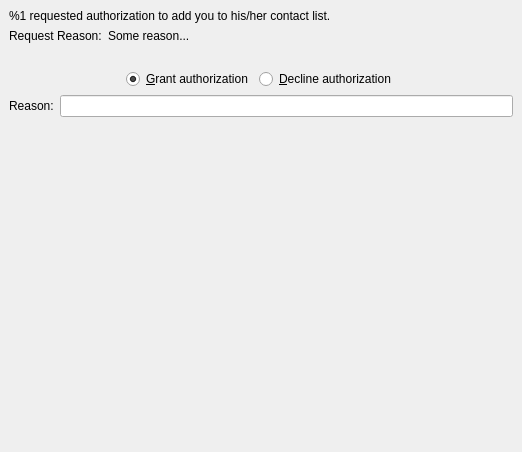
First picture: the form in protocols/oscar/icq/ui/icqauthreplyui.ui, repository KDE/kopete, before the edit.
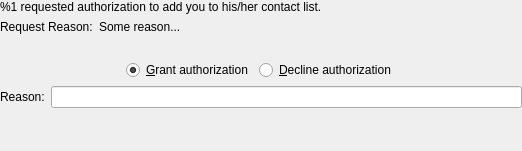
Second picture: the form after the edit.

Commit message: Fix bug 129852: AuthRequest dialog for ICQ doesn't appear

```diff
--- a/protocols/oscar/icq/ui/icqauthreplyui.ui
+++ b/protocols/oscar/icq/ui/icqauthreplyui.ui
@@ -9,19 +9,28 @@
     <x>0</x>
     <y>0</y>
     <width>522</width>
-    <height>452</height>
+    <height>151</height>
    </rect>
   </property>
   <property name="windowTitle" >
    <string>ICQ Authorization Reply</string>
   </property>
   <layout class="QVBoxLayout" >
-   <property name="margin" >
-    <number>9</number>
-   </property>
    <property name="spacing" >
     <number>6</number>
    </property>
+   <property name="leftMargin" >
+    <number>0</number>
+   </property>
+   <property name="topMargin" >
+    <number>0</number>
+   </property>
+   <property name="rightMargin" >
+    <number>0</number>
+   </property>
+   <property name="bottomMargin" >
+    <number>0</number>
+   </property>
    <item>
     <widget class="QLabel" name="lblUserReq" >
      <property name="text" >
@@ -40,9 +49,7 @@
      <item>
       <widget class="QLabel" name="lblReqReason" >
        <property name="sizePolicy" >
-        <sizepolicy>
-         <hsizetype>0</hsizetype>
-         <vsizetype>5</vsizetype>
+        <sizepolicy vsizetype="Preferred" hsizetype="Fixed" >
          <horstretch>0</horstretch>
          <verstretch>0</verstretch>
         </sizepolicy>
@@ -55,9 +62,7 @@
      <item>
       <widget class="QLabel" name="lblRequestReason" >
        <property name="sizePolicy" >
-        <sizepolicy>
-         <hsizetype>7</hsizetype>
-         <vsizetype>5</vsizetype>
+        <sizepolicy vsizetype="Preferred" hsizetype="Expanding" >
          <horstretch>0</horstretch>
          <verstretch>0</verstretch>
         </sizepolicy>
@@ -155,9 +160,7 @@
      <item>
       <widget class="QLabel" name="lblReason" >
        <property name="sizePolicy" >
-        <sizepolicy>
-         <hsizetype>1</hsizetype>
-         <vsizetype>5</vsizetype>
+        <sizepolicy vsizetype="Preferred" hsizetype="Minimum" >
          <horstretch>0</horstretch>
          <verstretch>0</verstretch>
         </sizepolicy>
@@ -180,7 +183,7 @@
      <property name="sizeHint" >
       <size>
        <width>20</width>
-       <height>251</height>
+       <height>0</height>
       </size>
      </property>
     </spacer>
```
Left out of the diff: 48 changed lines with no effect on the pictures. The commit also changes 6 other files.
